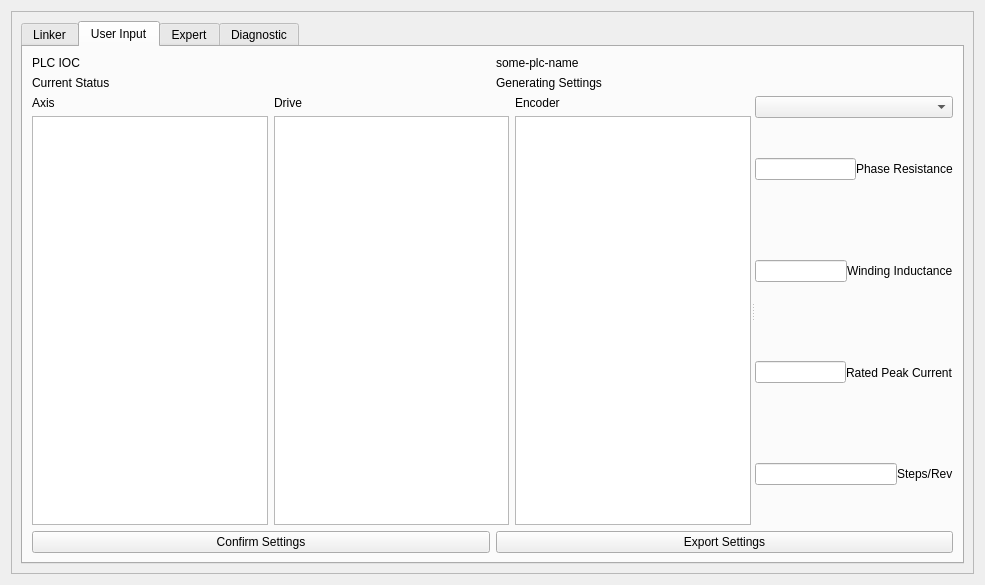
Old version of the form user-motor-gui.ui in the repository ctslac/lcls-user-motor-gui.
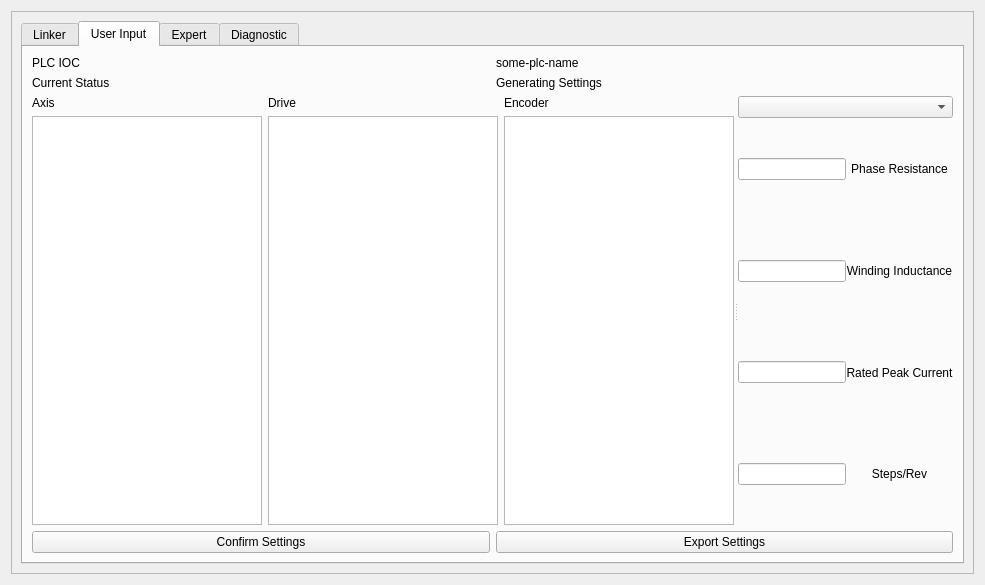
New version of the form. The open tabs and pages were chosen to show the change. Custom widgets are drawn as their Qt base class.

Commit message: got axis population to work, need to figure which PV to look at

Patch:
```diff
--- a/user-motor-gui.ui
+++ b/user-motor-gui.ui
@@ -312,6 +312,12 @@
                       <layout class="QHBoxLayout" name="horizontalLayout_9">
                        <item>
                         <widget class="PyDMLineEdit" name="PyDMLineEdit_3">
+                         <property name="sizePolicy">
+                          <sizepolicy hsizetype="Fixed" vsizetype="Fixed">
+                           <horstretch>0</horstretch>
+                           <verstretch>0</verstretch>
+                          </sizepolicy>
+                         </property>
                          <property name="toolTip">
                           <string/>
                          </property>
@@ -319,9 +325,15 @@
                        </item>
                        <item>
                         <widget class="QLabel" name="label_12">
+                         <property name="layoutDirection">
+                          <enum>Qt::RightToLeft</enum>
+                         </property>
                          <property name="text">
                           <string>Phase Resistance</string>
                          </property>
+                         <property name="alignment">
+                          <set>Qt::AlignCenter</set>
+                         </property>
                         </widget>
                        </item>
                       </layout>
@@ -330,6 +342,12 @@
                       <layout class="QHBoxLayout" name="horizontalLayout_8">
                        <item>
                         <widget class="PyDMLineEdit" name="PyDMLineEdit_2">
+                         <property name="sizePolicy">
+                          <sizepolicy hsizetype="Fixed" vsizetype="Fixed">
+                           <horstretch>0</horstretch>
+                           <verstretch>0</verstretch>
+                          </sizepolicy>
+                         </property>
                          <property name="toolTip">
                           <string/>
                          </property>
@@ -340,6 +358,9 @@
                          <property name="text">
                           <string>Winding Inductance</string>
                          </property>
+                         <property name="alignment">
+                          <set>Qt::AlignCenter</set>
+                         </property>
                         </widget>
                        </item>
                       </layout>
@@ -348,6 +369,12 @@
                       <layout class="QHBoxLayout" name="horizontalLayout_12">
                        <item>
                         <widget class="PyDMLineEdit" name="PyDMLineEdit_4">
+                         <property name="sizePolicy">
+                          <sizepolicy hsizetype="Fixed" vsizetype="Fixed">
+                           <horstretch>0</horstretch>
+                           <verstretch>0</verstretch>
+                          </sizepolicy>
+                         </property>
                          <property name="toolTip">
                           <string/>
                          </property>
@@ -358,6 +385,9 @@
                          <property name="text">
                           <string>Rated Peak Current</string>
                          </property>
+                         <property name="alignment">
+                          <set>Qt::AlignCenter</set>
+                         </property>
                         </widget>
                        </item>
                       </layout>
@@ -366,6 +396,12 @@
                       <layout class="QHBoxLayout" name="horizontalLayout_7">
                        <item>
                         <widget class="PyDMLineEdit" name="PyDMLineEdit">
+                         <property name="sizePolicy">
+                          <sizepolicy hsizetype="Fixed" vsizetype="Fixed">
+                           <horstretch>0</horstretch>
+                           <verstretch>0</verstretch>
+                          </sizepolicy>
+                         </property>
                          <property name="toolTip">
                           <string/>
                          </property>
@@ -376,6 +412,9 @@
                          <property name="text">
                           <string>Steps/Rev</string>
                          </property>
+                         <property name="alignment">
+                          <set>Qt::AlignCenter</set>
+                         </property>
                         </widget>
                        </item>
                       </layout>
```
Left out of the diff: 35 changed lines with no effect on the pictures. The commit also changes 2 other files.
